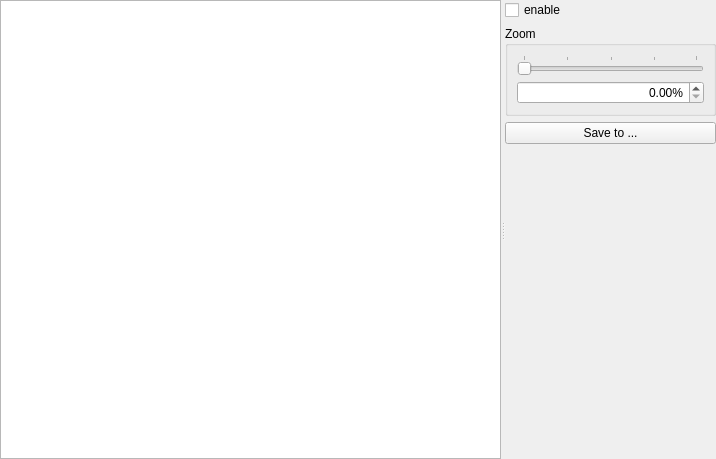
Before: the Qt Designer form widgets/map/ui/localmapwidget.ui in matzman666/PyPipboyApp, drawn with Qt 5.
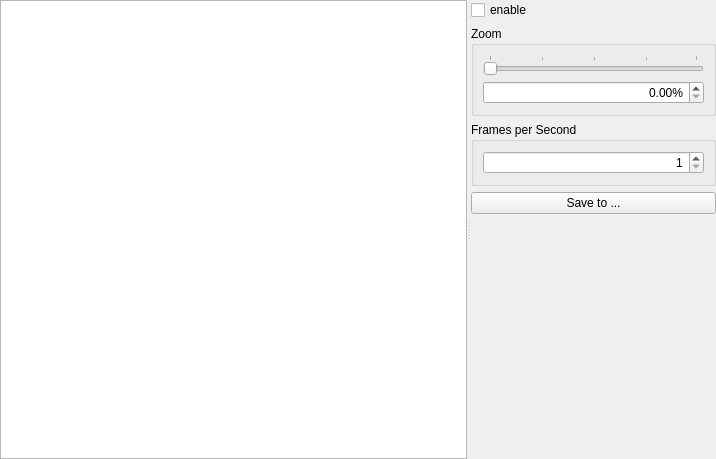
After: the same form once the commit is applied.

Commit message: Added configurable rate control to local map widget. Added some minor bugfixes.

```diff
--- a/widgets/map/ui/localmapwidget.ui
+++ b/widgets/map/ui/localmapwidget.ui
@@ -104,6 +104,28 @@
          </layout>
         </widget>
        </item>
+       <item>
+        <widget class="QGroupBox" name="groupBox_2">
+         <property name="title">
+          <string>Frames per Second</string>
+         </property>
+         <layout class="QVBoxLayout" name="verticalLayout_5">
+          <item>
+           <widget class="QSpinBox" name="fpsSpinBox">
+            <property name="alignment">
+             <set>Qt::AlignRight|Qt::AlignTrailing|Qt::AlignVCenter</set>
+            </property>
+            <property name="minimum">
+             <number>1</number>
+            </property>
+            <property name="maximum">
+             <number>60</number>
+            </property>
+           </widget>
+          </item>
+         </layout>
+        </widget>
+       </item>
        <item>
         <widget class="QPushButton" name="saveToButton">
          <property name="text">
```
Left out of the diff: 22 changed lines with no effect on the pictures. The commit also changes 3 other files.
